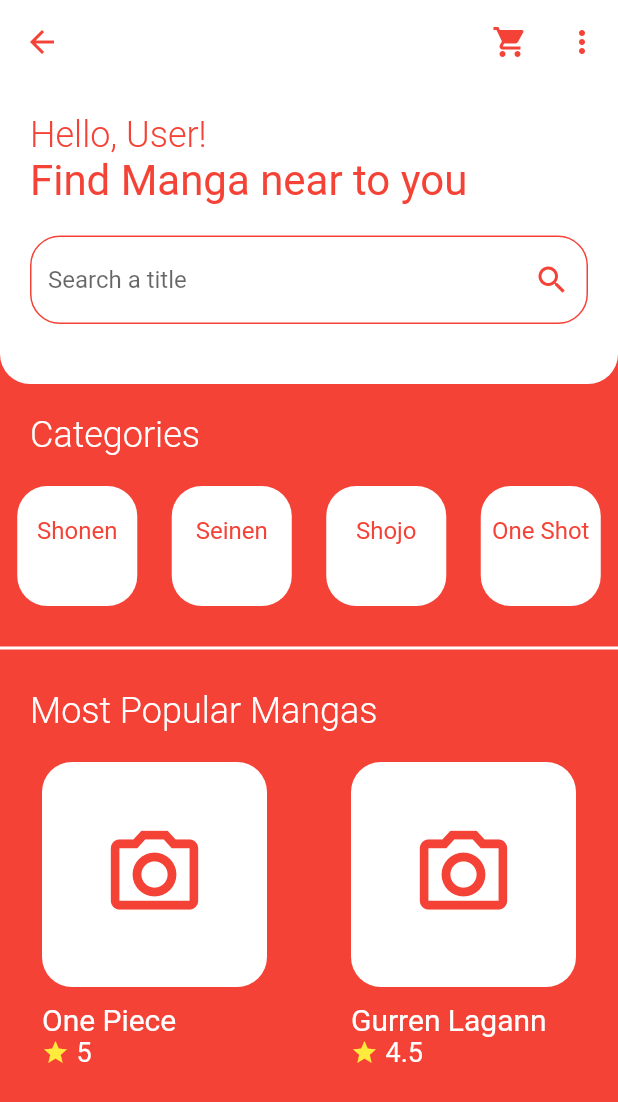
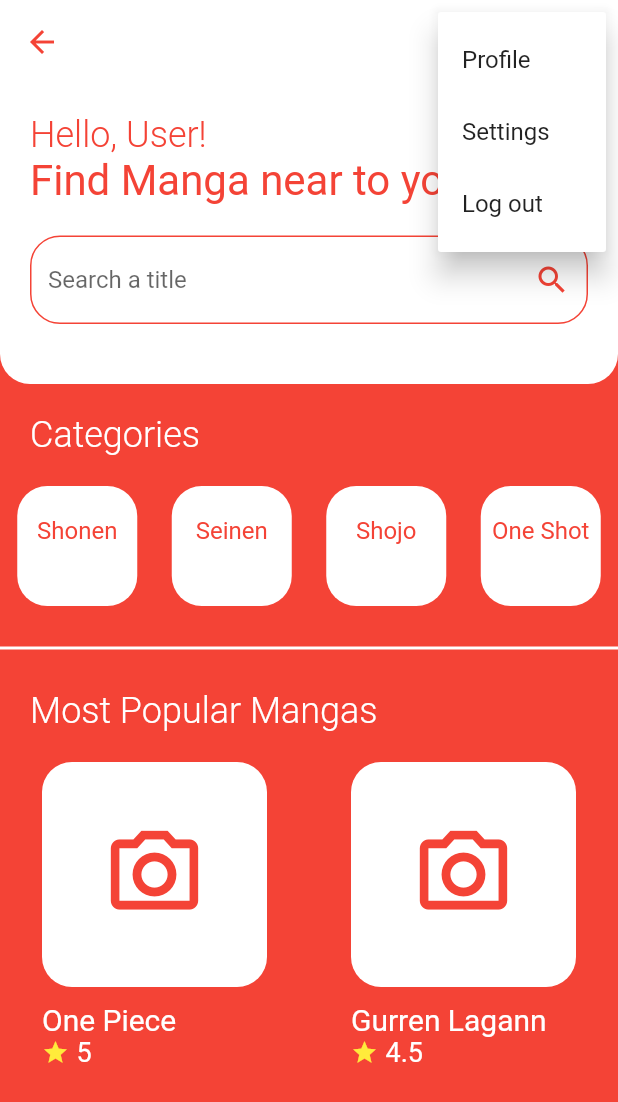
Before and after one commit to XV02/ProyectoMoviles2024-Equipo, a Flutter app: the LandingPage screen opened directly, after a tap on the "more vert" icon, on a phone screen of 412 x 824 dp. Shown: the top 1102 px of the screen. Run offline on Flutter 3.47's test engine with Material 3 defaults, Android fonts, the phone set to English and light mode, and no system bars; our stand-ins replace bloc, equatable, firebase_auth, firebase_core, flutter_bloc, google_sign_in and 1 more; accounts and stored records are empty.

```diff
--- a/lib/pages/landing_page/landing_app_bar.dart
+++ b/lib/pages/landing_page/landing_app_bar.dart
@@ -1,4 +1,6 @@
 import 'package:flutter/material.dart';
+import 'package:flutter_bloc/flutter_bloc.dart';
+import 'package:proyecto_final/auth/bloc/bloc/auth_bloc.dart';
 
 class LandingAppBar extends StatelessWidget implements PreferredSizeWidget {
   const LandingAppBar({
@@ -10,12 +12,32 @@ class LandingAppBar extends StatelessWidget implements PreferredSizeWidget {
     return AppBar(
       actions: [
         IconButton(onPressed: () {}, icon: const Icon(Icons.shopping_cart)),
-        IconButton(
-          icon: const Icon(Icons.more_vert),
-          onPressed: () {},
-        ),
+        PopupMenuButton(itemBuilder: (BuildContext context) {
+          return _buildPopupMenuItems(context);
+        })
       ],
     );
+  }
+
+  // I want to turn the return of the PopupMenuButton into a list of PopupMenuItems in a function
+  List<PopupMenuEntry<int>> _buildPopupMenuItems(BuildContext context) {
+    return [
+      const PopupMenuItem(
+        value: 0,
+        child: Text('Profile'),
+      ),
+      const PopupMenuItem(
+        value: 1,
+        child: Text('Settings'),
+      ),
+      PopupMenuItem(
+        value: 2,
+        child: const Text('Log out'),
+        onTap: () {
+          BlocProvider.of<AuthBloc>(context).add(SignOutEvent());
+        },
+      ),
+    ];
   }
 
   @override
--- a/pubspec.yaml
+++ b/pubspec.yaml
@@ -66,6 +66,8 @@ flutter:
   # included with your application, so that you can use the icons in
   # the material Icons class.
   uses-material-design: true
+  assets:
+    - assets/images/
 
   # To add assets to your application, add an assets section, like this:
   # assets:
```
Also changed, not shown: lib/main.dart (+8 -2 lines), lib/pages/login_page/login_page.dart (+41 -5 lines), lib/shared/widgets/red_nav.dart (added, +17 -0 lines), assets/images/google_logo.png (added).
